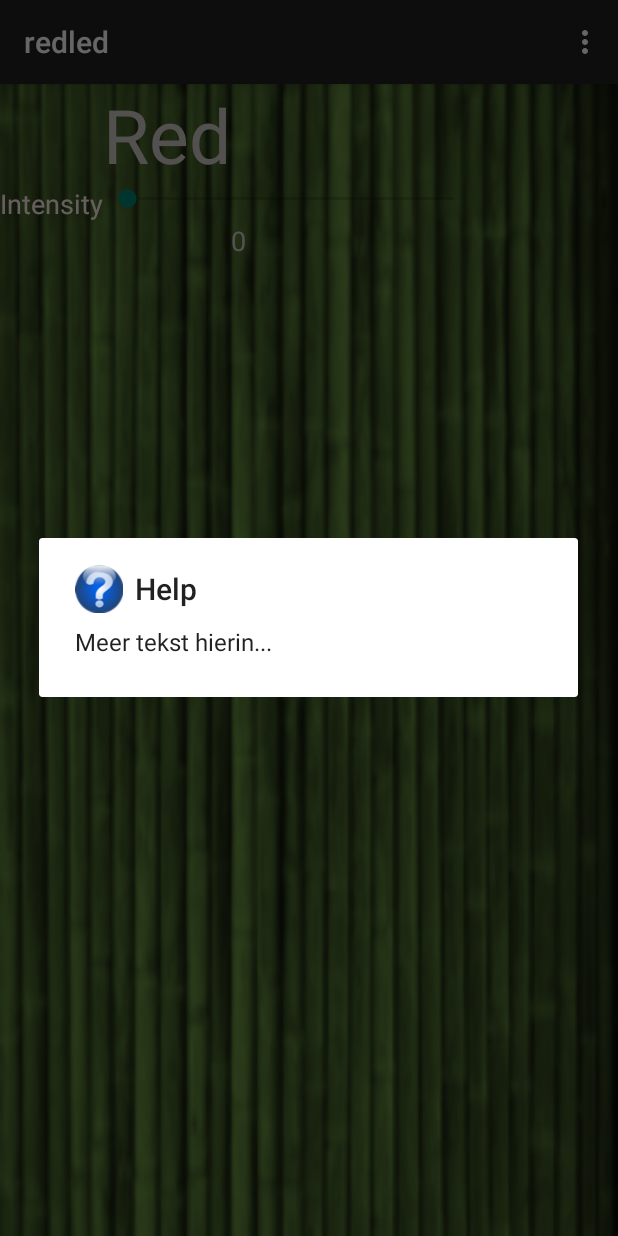
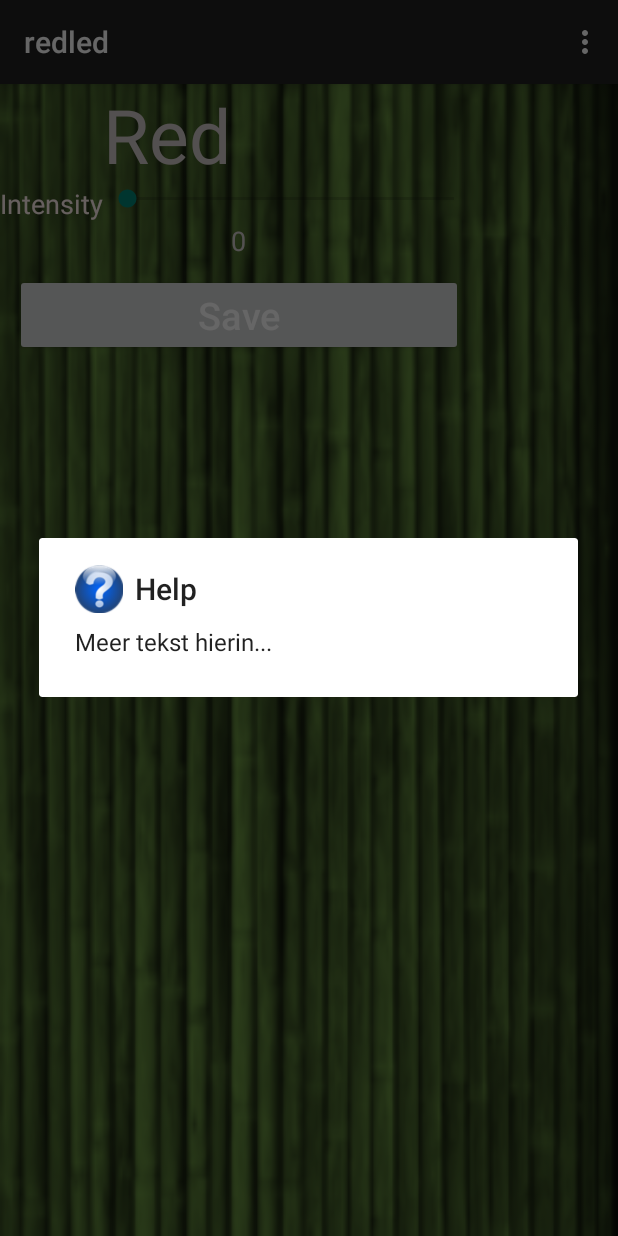
Before and after one commit to maassander/PlantuiApp, an Android app: the redled screen opened directly, with no data from a screen before it, in the options menu, after a tap on "More Info", on a phone screen of 412 x 824 dp. Run offline under Robolectric (Android 15) with nearby library versions, the phone set to English and light mode, and no system bars.

Commit message:
Save For Seekbar Value

```diff
--- a/app/src/main/java/ap/plantuiapp/redled.java
+++ b/app/src/main/java/ap/plantuiapp/redled.java
@@ -1,24 +1,33 @@
 package ap.plantuiapp;
 
 import android.app.AlertDialog;
+import android.content.Context;
 import android.support.v7.app.ActionBarActivity;
 import android.os.Bundle;
 import android.view.Menu;
 import android.view.MenuItem;
+import android.view.View;
+import android.widget.Button;
 import android.widget.SeekBar;
 import android.widget.TextView;
 
+import java.io.FileNotFoundException;
+import java.io.FileOutputStream;
+import java.io.IOException;
 
-public class redled extends ActionBarActivity {
+
+public class redled extends ActionBarActivity implements View.OnClickListener {
 
     private SeekBar SeekbarIntensityRed;
     private TextView IntensityRed;
-
+    Button Save;
+     int ValueRed;
     @Override
     protected void onCreate(Bundle savedInstanceState) {
         super.onCreate(savedInstanceState);
         setContentView(R.layout.activity_redled);
-
+        Save = (Button)findViewById(R.id.ButtonSaveValue);
+        Save.setOnClickListener(this);
         SeekbarIntensityRed = (SeekBar)findViewById(R.id.SeekBarIntensityRed);
         IntensityRed = (TextView)findViewById(R.id.IntensityRedLed);
         SeekbarIntensityRed.setMax(255);
@@ -27,6 +36,7 @@ public class redled extends ActionBarActivity {
             @Override
             public void onProgressChanged(SeekBar seekBar, int progress, boolean fromUser) {
                 IntensityRed.setText(progress + "");
+                ValueRed = progress;
 
             }
 
@@ -40,7 +50,11 @@ public class redled extends ActionBarActivity {
 
             }
         });
+
+        Save.setOnClickListener(this);
+
     }
+
 
 
     @Override
@@ -69,4 +83,42 @@ public class redled extends ActionBarActivity {
 
         return super.onOptionsItemSelected(item);
     }
+
+    @Override
+    public void onClick(View v) {
+        switch(v.getId())
+        {
+            case R.id.ButtonSaveValue:
+                SaveValue();
+                break;
+        }
+    }
+    public void SaveValue()
+    {
+        //try catch for exception handling
+        FileOutputStream fos = null;
+        try {
+
+            fos = openFileOutput("ValueRed.txt", Context.MODE_PRIVATE);
+            fos.write(ValueRed);
+
+        }
+        catch (FileNotFoundException e)
+        {
+            e.printStackTrace();
+        }
+        catch (IOException e) {
+            e.printStackTrace();
+        }
+        finally {
+            //not caring if there is an exception or not this is running anyway.
+            if(fos!= null){
+                try {
+                    fos.close();
+                } catch (IOException e) {
+                    e.printStackTrace();
+                }
+            }}
+
+    }
 }
--- a/app/src/main/res/layout/activity_redled.xml
+++ b/app/src/main/res/layout/activity_redled.xml
@@ -73,6 +73,25 @@
 
             </TableRow>
 
+            <TableRow
+                android:layout_width="fill_parent"
+                android:layout_height="fill_parent"
+                android:layout_weight="1" >
+
+                <Button
+                    android:layout_width="wrap_content"
+                    android:layout_height="wrap_content"
+                    android:text="@string/save"
+                    android:textSize="25sp"
+                    android:textAllCaps="false"
+                    android:id="@+id/ButtonSaveValue"
+                    android:layout_margin="10dp"
+                    android:layout_span="3"
+                    android:layout_weight="1"
+                    android:textColor="@android:color/white"
+                    android:backgroundTintMode="multiply" />
+            </TableRow>
+
         </TableLayout>
     </ScrollView>
 
--- a/app/src/main/res/values/strings.xml
+++ b/app/src/main/res/values/strings.xml
@@ -41,5 +41,6 @@
     <string name="dummy_button">Dummy Button</string>
     <string name="dummy_content">DUMMY\nCONTENT</string>
     <string name="help">More Info</string>
+    <string name="save">Save</string>
 
 </resources>
```
